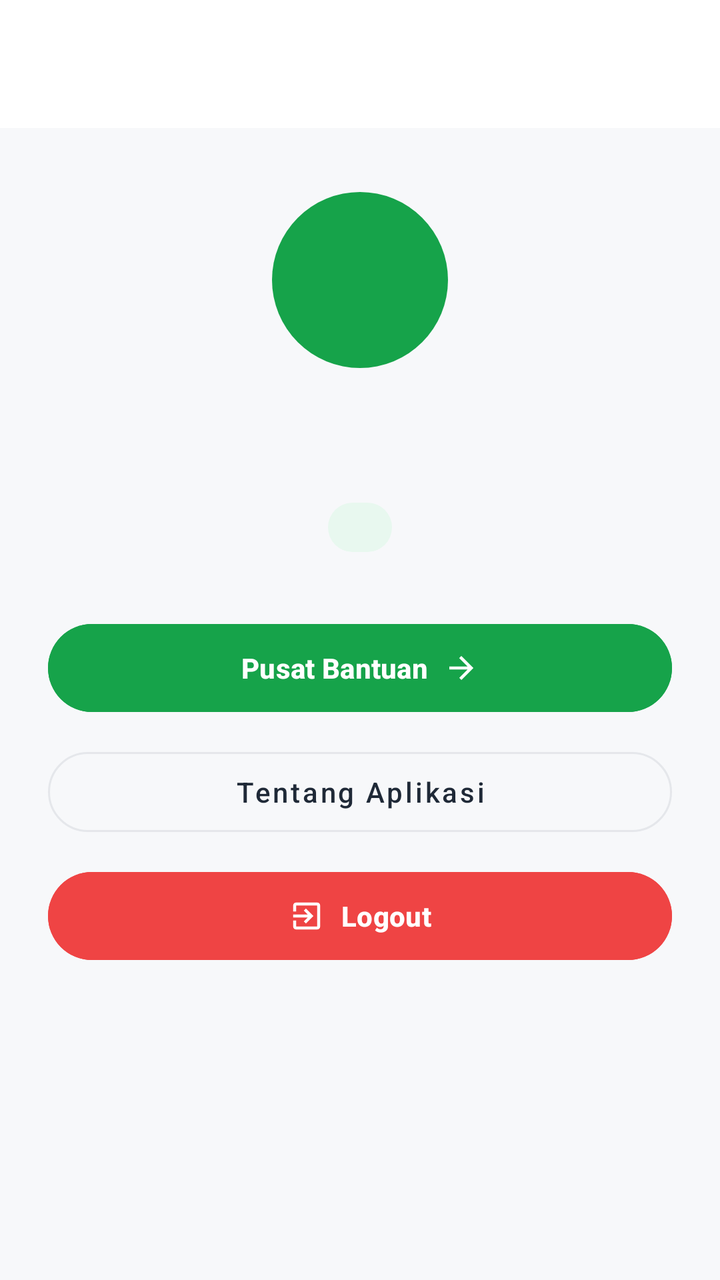
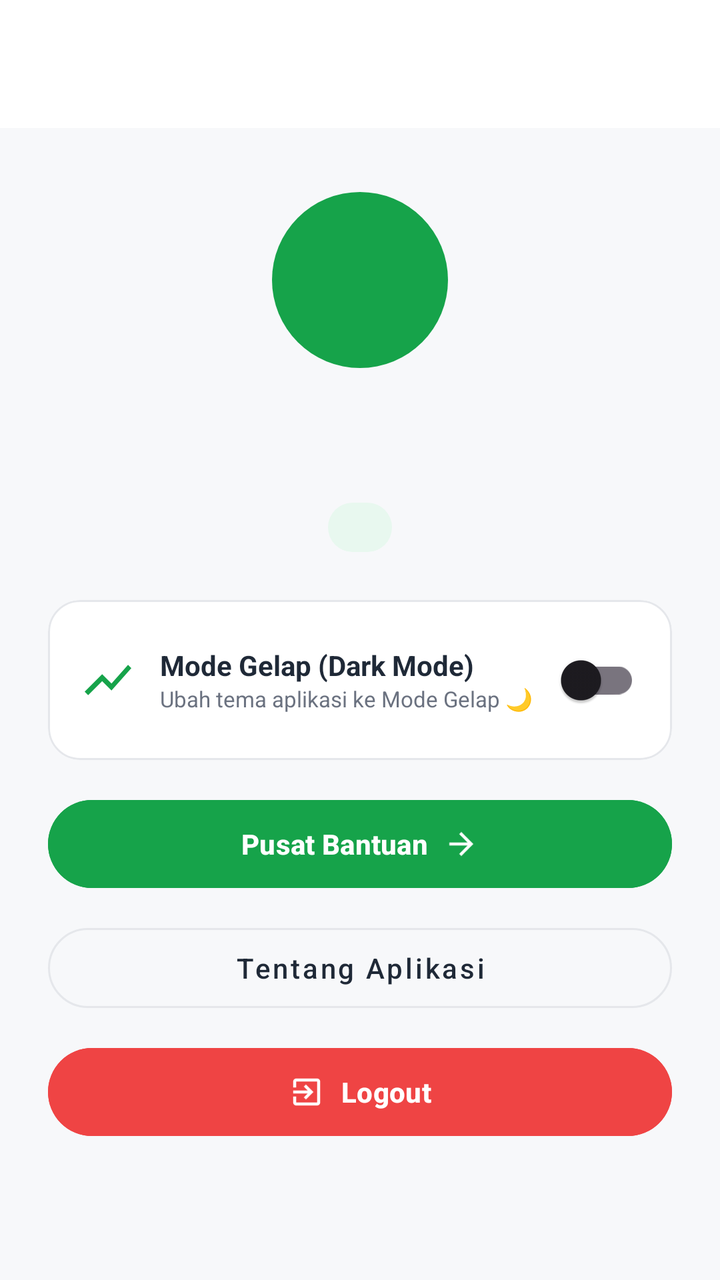

An Android layout rendered at two revisions. The XML below is the earlier revision; the diff shows what the commit changed to produce the second picture.
<!-- AndroidManifest.xml: application theme Theme.KSHLatio -->
<!-- res/layout/fragment_akun.xml -->
<?xml version="1.0" encoding="utf-8"?>
<androidx.coordinatorlayout.widget.CoordinatorLayout
    xmlns:android="http://schemas.android.com/apk/res/android"
    xmlns:app="http://schemas.android.com/apk/res-auto"
    android:layout_width="match_parent" android:layout_height="match_parent"
    android:background="@color/bg_app">

    <com.google.android.material.appbar.AppBarLayout
        android:layout_width="match_parent" android:layout_height="wrap_content"
        android:background="@color/white" app:elevation="0dp">
        <androidx.appcompat.widget.Toolbar android:id="@+id/toolbar"
            android:layout_width="match_parent" android:layout_height="?attr/actionBarSize"
            app:titleTextColor="@color/primary_dark"
            app:layout_scrollFlags="scroll|enterAlways" />
    </com.google.android.material.appbar.AppBarLayout>

    <androidx.core.widget.NestedScrollView
        android:layout_width="match_parent" android:layout_height="match_parent"
        android:clipToPadding="false"
        app:layout_behavior="@string/appbar_scrolling_view_behavior">

        <LinearLayout android:layout_width="match_parent" android:layout_height="wrap_content"
            android:gravity="center_horizontal" android:orientation="vertical" android:padding="24dp">

            <TextView android:id="@+id/tvAvatar"
                android:layout_width="88dp" android:layout_height="88dp"
                android:layout_marginTop="8dp"
                android:background="@drawable/bg_circle_primary"
                android:gravity="center" android:textColor="@color/white"
                android:textSize="28sp" android:textStyle="bold" />
            <TextView android:id="@+id/tvNama"
                android:layout_width="wrap_content" android:layout_height="wrap_content"
                android:layout_marginTop="14dp"
                android:textColor="@color/primary_dark" android:textSize="20sp" android:textStyle="bold" />
            <TextView android:id="@+id/tvEmail"
                android:layout_width="wrap_content" android:layout_height="wrap_content"
                android:textColor="@color/text_gray" android:textSize="12sp" />
            <TextView android:id="@+id/tvRole"
                android:layout_width="wrap_content" android:layout_height="wrap_content"
                android:layout_marginTop="10dp" android:background="@drawable/bg_badge"
                android:paddingHorizontal="16dp" android:paddingVertical="5dp"
                android:textColor="@color/primary" android:textSize="11sp" android:textStyle="bold" />

            <com.google.android.material.button.MaterialButton android:id="@+id/btnBantuan"
                android:layout_width="match_parent" android:layout_height="52dp"
                android:layout_marginTop="32dp"
                android:text="@string/akun_help" android:textAllCaps="false" android:textStyle="bold"
                android:backgroundTint="@color/primary" app:cornerRadius="26dp"
                app:icon="@drawable/ic_arrow_forward" app:iconGravity="textEnd" />

            <com.google.android.material.button.MaterialButton android:id="@+id/btnTentang"
                style="@style/Widget.MaterialComponents.Button.OutlinedButton"
                android:layout_width="match_parent" android:layout_height="52dp"
                android:layout_marginTop="10dp"
                android:text="@string/akun_about" android:textAllCaps="false"
                android:textColor="@color/text_dark"
                app:cornerRadius="26dp" app:strokeColor="@color/stroke" />

            <com.google.android.material.button.MaterialButton android:id="@+id/btnLogout"
                android:layout_width="match_parent" android:layout_height="52dp"
                android:layout_marginTop="10dp"
                android:text="@string/drawer_logout" android:textAllCaps="false" android:textStyle="bold"
                android:backgroundTint="@color/danger" app:cornerRadius="26dp"
                app:icon="@drawable/ic_logout" app:iconGravity="textStart" />
        </LinearLayout>
    </androidx.core.widget.NestedScrollView>
</androidx.coordinatorlayout.widget.CoordinatorLayout>
<!-- resources referenced by this layout -->
<resources>
  <color name="bg_app">#F7F8FA</color>
  <color name="danger">#EF4444</color>
  <color name="primary">#16A34A</color>
  <color name="primary_dark">#0B3D2E</color>
  <color name="stroke">#E5E7EB</color>
  <color name="text_dark">#1F2937</color>
  <color name="text_gray">#6B7280</color>
  <color name="white">#FFFFFF</color>
  <!-- drawable bg_badge (drawable) -->
  <?xml version="1.0" encoding="utf-8"?>
  <shape xmlns:android="http://schemas.android.com/apk/res/android">
      <solid android:color="@color/mint" />
      <corners android:radius="50dp" />
  </shape>
  <!-- drawable bg_circle_primary (drawable) -->
  <?xml version="1.0" encoding="utf-8"?>
  <shape xmlns:android="http://schemas.android.com/apk/res/android" android:shape="oval">
      <solid android:color="@color/primary" />
  </shape>
  <!-- drawable ic_arrow_forward (drawable) -->
  <?xml version="1.0" encoding="utf-8"?>
  <vector xmlns:android="http://schemas.android.com/apk/res/android"
      android:width="24dp"
      android:height="24dp"
      android:viewportWidth="24"
      android:viewportHeight="24">
      <path
          android:fillColor="#FFFFFF"
          android:pathData="M12,4l-1.41,1.41L16.17,11H4v2h12.17l-5.58,5.59L12,20l8,-8z"/>
  </vector>
  <!-- drawable ic_logout (drawable) -->
  <?xml version="1.0" encoding="utf-8"?>
  <vector xmlns:android="http://schemas.android.com/apk/res/android"
      android:width="24dp" android:height="24dp" android:viewportWidth="24" android:viewportHeight="24">
      <path android:fillColor="#000000" android:pathData="M10.09,15.59L11.5,17l5,-5 -5,-5 -1.41,1.41L12.67,11H3v2h9.67l-2.58,2.59zM19,3H5c-1.11,0 -2,0.9 -2,2v4h2V5h14v14H5v-4H3v4c0,1.1 0.89,2 2,2h14c1.1,0 2,-0.9 2,-2V5c0,-1.1 -0.9,-2 -2,-2z" />
  </vector>
  <string name="akun_about">Tentang Aplikasi</string>
  <string name="akun_help">Pusat Bantuan</string>
  <string name="drawer_logout">Logout</string>
  <style name="Theme.KSHLatio" parent="Base.Theme.KSHLatio" />
  <color name="mint">#E8F8EF</color>
  <style name="Base.Theme.KSHLatio" parent="Theme.Material3.DayNight.NoActionBar">
          
          
      </style>
</resources>

<!-- the commit's change to res/layout/fragment_akun.xml (unified diff, before → after) -->
@@ -2,6 +2,7 @@
 <androidx.coordinatorlayout.widget.CoordinatorLayout
     xmlns:android="http://schemas.android.com/apk/res/android"
     xmlns:app="http://schemas.android.com/apk/res-auto"
+    xmlns:tools="http://schemas.android.com/tools"
     android:layout_width="match_parent" android:layout_height="match_parent"
     android:background="@color/bg_app">
 
@@ -41,9 +42,66 @@
                 android:paddingHorizontal="16dp" android:paddingVertical="5dp"
                 android:textColor="@color/primary" android:textSize="11sp" android:textStyle="bold" />
 
+            
+            <com.google.android.material.card.MaterialCardView
+                android:layout_width="match_parent"
+                android:layout_height="wrap_content"
+                android:layout_marginTop="24dp"
+                app:cardBackgroundColor="@color/white"
+                app:cardCornerRadius="16dp"
+                app:cardElevation="0dp"
+                app:strokeColor="@color/stroke"
+                app:strokeWidth="1dp">
+
+                <LinearLayout
+                    android:layout_width="match_parent"
+                    android:layout_height="wrap_content"
+                    android:gravity="center_vertical"
+                    android:orientation="horizontal"
+                    android:padding="16dp">
+
+                    <ImageView
+                        android:layout_width="28dp"
+                        android:layout_height="28dp"
+                        android:src="@drawable/ic_show_chart"
+                        app:tint="@color/primary"
+                        tools:ignore="ContentDescription" />
+
+                    <LinearLayout
+                        android:layout_width="0dp"
+                        android:layout_height="wrap_content"
+                        android:layout_marginStart="12dp"
+                        android:layout_weight="1"
+                        android:orientation="vertical">
+
+                        <TextView
+                            android:layout_width="wrap_content"
+                            android:layout_height="wrap_content"
+                            android:text="Mode Gelap (Dark Mode)"
+                            android:textColor="@color/text_dark"
+                            android:textSize="14sp"
+                            android:textStyle="bold" />
+
+                        <TextView
+                            android:id="@+id/tvDarkModeDesc"
+                            android:layout_width="wrap_content"
+                            android:layout_height="wrap_content"
+                            android:text="Ubah tema aplikasi ke Mode Gelap 🌙"
+                            android:textColor="@color/text_gray"
+                            android:textSize="11sp" />
+                    </LinearLayout>
+
+                    <com.google.android.material.switchmaterial.SwitchMaterial
+                        android:id="@+id/switchDarkMode"
+                        android:layout_width="wrap_content"
+                        android:layout_height="wrap_content"
+                        app:useMaterialThemeColors="true" />
+                </LinearLayout>
+            </com.google.android.material.card.MaterialCardView>
+
             <com.google.android.material.button.MaterialButton android:id="@+id/btnBantuan"
                 android:layout_width="match_parent" android:layout_height="52dp"
-                android:layout_marginTop="32dp"
+                android:layout_marginTop="16dp"
                 android:text="@string/akun_help" android:textAllCaps="false" android:textStyle="bold"
                 android:backgroundTint="@color/primary" app:cornerRadius="26dp"
                 app:icon="@drawable/ic_arrow_forward" app:iconGravity="textEnd" />
<!-- resource entries referenced after the edit -->
@@ -36,6 +36,12 @@
       android:width="24dp" android:height="24dp" android:viewportWidth="24" android:viewportHeight="24">
       <path android:fillColor="#000000" android:pathData="M10.09,15.59L11.5,17l5,-5 -5,-5 -1.41,1.41L12.67,11H3v2h9.67l-2.58,2.59zM19,3H5c-1.11,0 -2,0.9 -2,2v4h2V5h14v14H5v-4H3v4c0,1.1 0.89,2 2,2h14c1.1,0 2,-0.9 2,-2V5c0,-1.1 -0.9,-2 -2,-2z" />
   </vector>
+  <!-- drawable ic_show_chart (drawable) -->
+  <?xml version="1.0" encoding="utf-8"?>
+  <vector xmlns:android="http://schemas.android.com/apk/res/android"
+      android:width="24dp" android:height="24dp" android:viewportWidth="24" android:viewportHeight="24">
+      <path android:fillColor="#000000" android:pathData="M3.5,18.49l6,-6.01 4,4L22,6.92l-1.41,-1.41 -7.09,7.97 -4,-4L2,16.99z" />
+  </vector>
   <string name="akun_about">Tentang Aplikasi</string>
   <string name="akun_help">Pusat Bantuan</string>
   <string name="drawer_logout">Logout</string>
